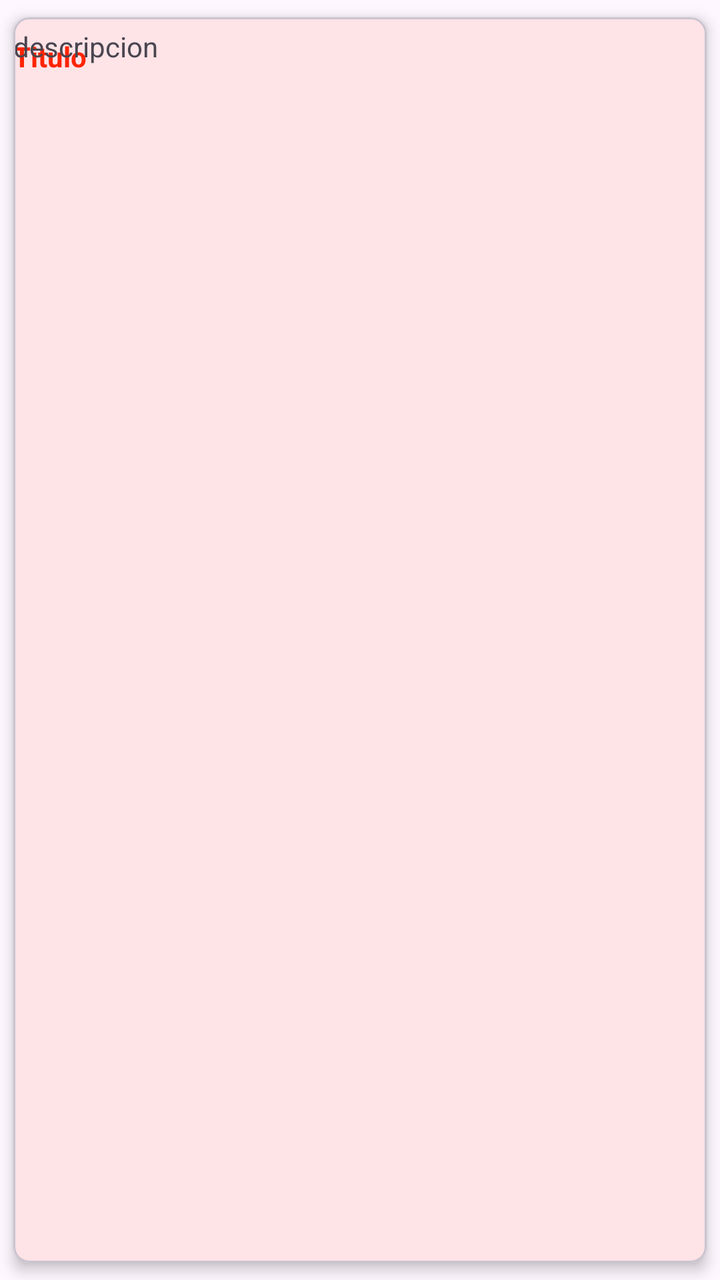
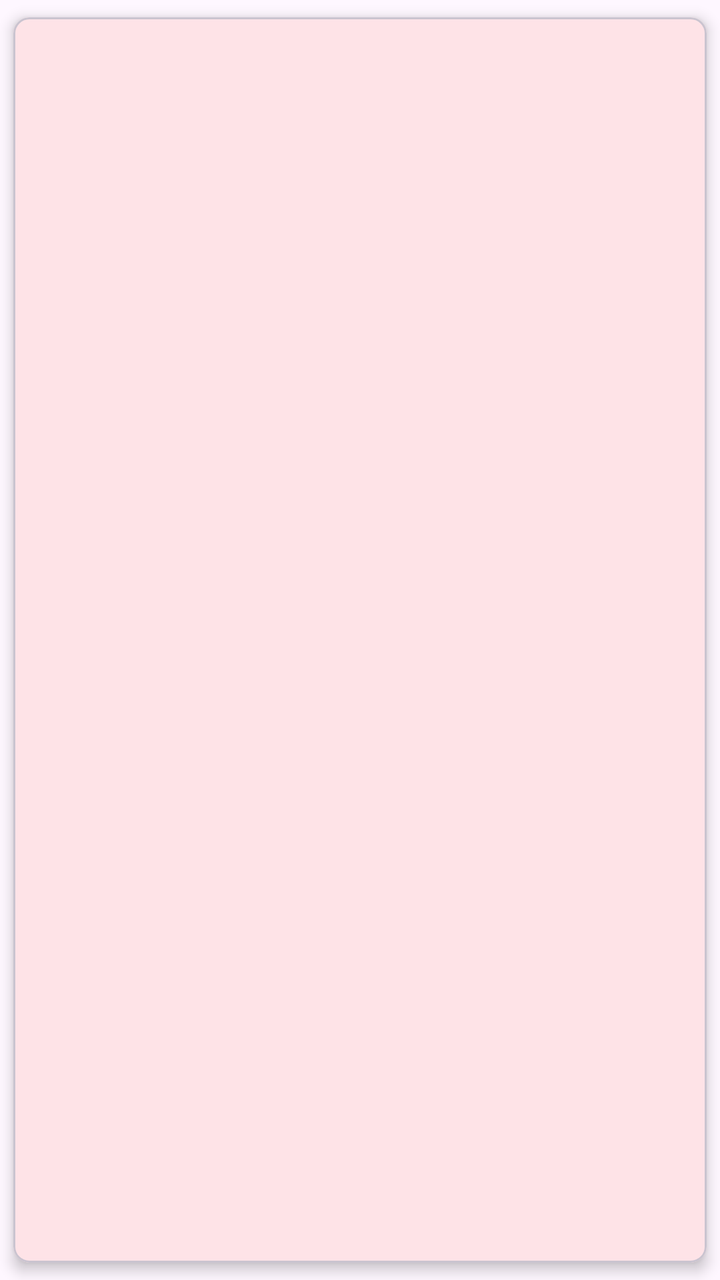

Screens rendered from an Android XML layout before and after an edit, with the pre-edit source and the edit as a unified diff.
<!-- AndroidManifest.xml: application theme Theme.APPDeNotas -->
<!-- res/layout/item_nota.xml -->
<?xml version="1.0" encoding="utf-8"?>
<com.google.android.material.card.MaterialCardView xmlns:android="http://schemas.android.com/apk/res/android"
    android:layout_width="match_parent"
    android:layout_height="wrap_content"
    xmlns:app="http://schemas.android.com/apk/res-auto"
    app:cardCornerRadius="8dp"
    app:cardElevation="4dp"
    app:cardUseCompatPadding="true"
    >
    
    <androidx.appcompat.widget.LinearLayoutCompat
        android:layout_width="match_parent"
        android:layout_height="wrap_content"
        android:orientation="vertical"
        android:padding="15dp"
        />

    <RelativeLayout
        android:layout_width="match_parent"
        android:layout_height="match_parent"
        android:orientation="horizontal"
        android:layout_marginTop="10dp"
        >

        <TextView
            android:id="@+id/item_titulo"
            android:text="@string/item_titulo"
            android:textColor="@color/rojo"
            android:textStyle="bold"
            android:layout_width="wrap_content"
            android:layout_height="wrap_content"/>
    </RelativeLayout>
    
    <TextView
        android:id="@+id/item_descripcion"
        android:text="@string/item_descripcion"
        android:maxLines="3"
        android:layout_marginTop="5dp"
        android:layout_width="wrap_content"
        android:layout_height="wrap_content"
        />

</com.google.android.material.card.MaterialCardView>
<!-- resources referenced by this layout -->
<resources>
  <color name="rojo">#FF2400</color>
  <string name="item_descripcion">descripcion</string>
  <string name="item_titulo">Titulo</string>
  <style name="Theme.APPDeNotas" parent="Base.Theme.APPDeNotas" />
  <style name="Base.Theme.APPDeNotas" parent="Theme.Material3.DayNight.NoActionBar">
          
          <item name="colorPrimary">@color/rojo</item>
          <item name="colorPrimaryVariant">@color/rojo</item>
          <item name="android:statusBarColor">@color/rojo</item>
      </style>
</resources>

<!-- the commit's change to res/layout/item_nota.xml (unified diff, before → after) -->
@@ -5,39 +5,30 @@
     xmlns:app="http://schemas.android.com/apk/res-auto"
     app:cardCornerRadius="8dp"
     app:cardElevation="4dp"
-    app:cardUseCompatPadding="true"
-    >
-    
+    app:cardUseCompatPadding="true">
+
     <androidx.appcompat.widget.LinearLayoutCompat
         android:layout_width="match_parent"
         android:layout_height="wrap_content"
         android:orientation="vertical"
-        android:padding="15dp"
-        />
-
-    <RelativeLayout
-        android:layout_width="match_parent"
-        android:layout_height="match_parent"
-        android:orientation="horizontal"
-        android:layout_marginTop="10dp"
-        >
+        android:padding="16dp">
 
         <TextView
             android:id="@+id/item_titulo"
-            android:text="@string/item_titulo"
+            android:layout_width="match_parent"
+            android:layout_height="wrap_content"
             android:textColor="@color/rojo"
-            android:textStyle="bold"
-            android:layout_width="wrap_content"
-            android:layout_height="wrap_content"/>
-    </RelativeLayout>
-    
-    <TextView
-        android:id="@+id/item_descripcion"
-        android:text="@string/item_descripcion"
-        android:maxLines="3"
-        android:layout_marginTop="5dp"
-        android:layout_width="wrap_content"
-        android:layout_height="wrap_content"
-        />
+            android:textSize="18sp"
+            android:textStyle="bold" />
+
+        <TextView
+            android:id="@+id/item_descripcion"
+            android:layout_width="match_parent"
+            android:layout_height="wrap_content"
+            android:layout_marginTop="4dp"
+            android:maxLines="3"
+            android:textSize="14sp" />
+
+    </androidx.appcompat.widget.LinearLayoutCompat>
 
 </com.google.android.material.card.MaterialCardView>
<!-- resource entries referenced after the edit -->
@@ -1,8 +1,6 @@
 <!-- resources referenced by this layout -->
 <resources>
   <color name="rojo">#FF2400</color>
-  <string name="item_descripcion">descripcion</string>
-  <string name="item_titulo">Titulo</string>
   <style name="Theme.APPDeNotas" parent="Base.Theme.APPDeNotas" />
   <style name="Base.Theme.APPDeNotas" parent="Theme.Material3.DayNight.NoActionBar">
           
